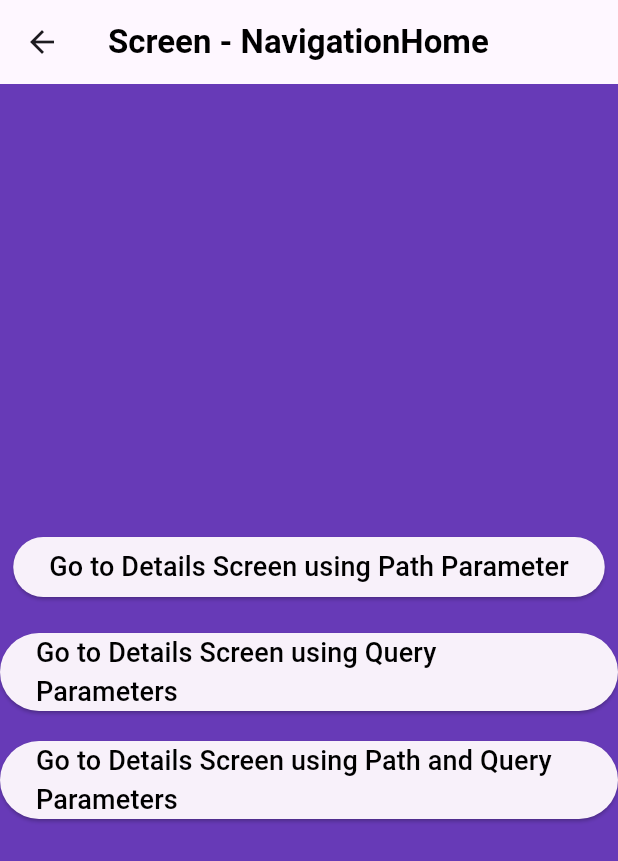
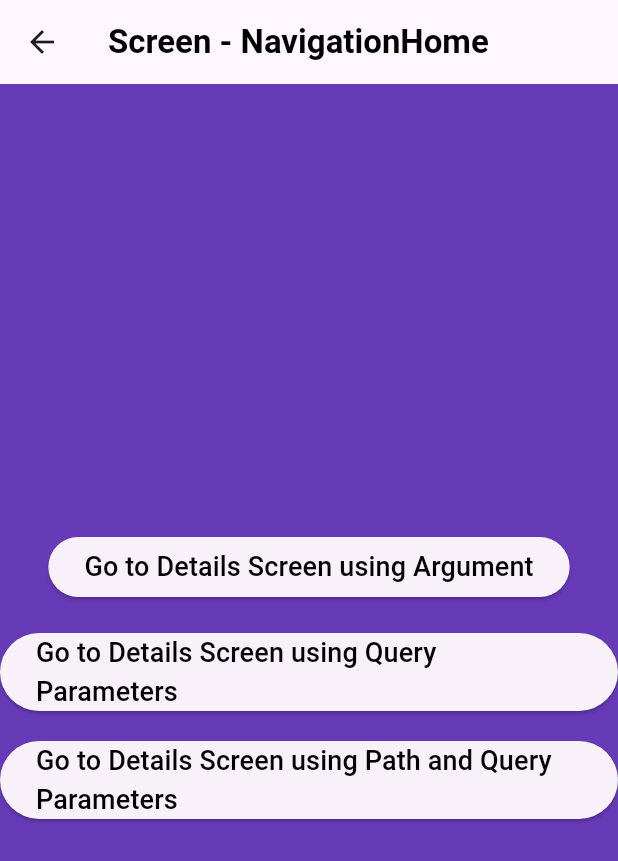
Before and after one commit to sajidshaikh2027/auto_router_demo, a Flutter app: the ScreenNavigationHome screen opened by its route, on a phone screen of 412 x 824 dp. Shown: the top 861 px of the screen. Run offline on Flutter 3.47's test engine with Material 3 defaults, Android fonts, the light colour scheme and no system bars; our stand-ins replace auto_route, dio, shared_preferences; accounts and stored records are empty.

Commit message:
lib/ui/start_screens/simple_navigation/screen_c.dart   unnecessary_import • 2 fixes
lib/ui/start_screens/navigation_with_argument/screen_details.dart
  unnecessary_brace_in_string_interps • 1 fix

```diff
--- a/lib/services/navigations/my_app_router.dart
+++ b/lib/services/navigations/my_app_router.dart
@@ -1,4 +1,3 @@
-import 'package:auto_router_demo/ui/settings/tabs/pageview/page_view_one.dart';
 
 import '../../utils/exports.dart';
 import 'authentication_middleware.dart';
--- a/lib/ui/account/account_details_page.dart
+++ b/lib/ui/account/account_details_page.dart
@@ -8,7 +8,7 @@ class AccountDetailsPage extends StatelessWidget {
   Widget build(BuildContext context) {
     return Scaffold(
       appBar: AppBar(
-        leading: AutoLeadingButton(),
+        leading: const AutoLeadingButton(),
       ),
       body: const Center(
         child: Text("Account details screen"),
--- a/lib/ui/login/login_page.dart
+++ b/lib/ui/login/login_page.dart
@@ -1,4 +1,3 @@
-import '../../services/storage/shared_pref.dart';
 import '../../utils/exports.dart';
 
 @RoutePage()
@@ -13,7 +12,7 @@ class LoginPage extends StatelessWidget {
             onPressed: () {
               print("object");
               SharedPref.setBool("isLoggedInKey", true);
-              context.router.replace(Dashboard());
+              context.router.replace(const Dashboard());
             },
             child: const Text("Login button")),
       ),
--- a/lib/ui/settings/tabs/chat_page.dart
+++ b/lib/ui/settings/tabs/chat_page.dart
@@ -1,5 +1,4 @@
 import 'package:auto_router_demo/ui/settings/tabs/widget/simple_card.dart';
-import 'package:flutter/gestures.dart';
 import '../../../utils/exports.dart';
 
 @RoutePage()
--- a/lib/ui/start_screens/navigation_with_argument/screen_details.dart
+++ b/lib/ui/start_screens/navigation_with_argument/screen_details.dart
@@ -45,7 +45,7 @@ class ScreenDetails extends StatelessWidget {
               style: const TextStyle(fontSize: 18, color: Colors.black),
             ),
             const SizedBox(height: 10,),
-            Text('Parameter Query- Employee Number: ${empNo},Name: $name',
+            Text('Parameter Query- Employee Number: $empNo,Name: $name',
               style: const TextStyle(fontSize: 18, color: Colors.black),
             ),
             const SizedBox(
--- a/lib/ui/start_screens/navigation_with_argument/screen_navigation_home.dart
+++ b/lib/ui/start_screens/navigation_with_argument/screen_navigation_home.dart
@@ -2,7 +2,7 @@ import '../../../utils/exports.dart';
 
 @RoutePage()
 class ScreenNavigationHome extends StatelessWidget {
-  ScreenNavigationHome({super.key});
+  const ScreenNavigationHome({super.key});
 
   @override
   Widget build(BuildContext context) {
@@ -16,8 +16,7 @@ class ScreenNavigationHome extends StatelessWidget {
                 fontWeight: FontWeight.bold)),
       ),
       body: Center(
-        child:
-        Column(
+        child: Column(
           mainAxisAlignment: MainAxisAlignment.center,
           children: [
             const SizedBox(height: 20),
@@ -27,7 +26,7 @@ class ScreenNavigationHome extends StatelessWidget {
                 context.router.push(RouteDetails(id: '3333'));
               },
               child: const Text(
-                'Go to Details Screen using Path Parameter',
+                'Go to Details Screen using Argument',
                 style: TextStyle(fontSize: 18, color: Colors.black),
               ),
             ),
--- a/lib/ui/start_screens/simple_navigation/screen_c.dart
+++ b/lib/ui/start_screens/simple_navigation/screen_c.dart
@@ -1,5 +1,3 @@
-import 'package:auto_route/auto_route.dart';
-import 'package:flutter/material.dart';
 
 import '../../../utils/exports.dart';
 
```
